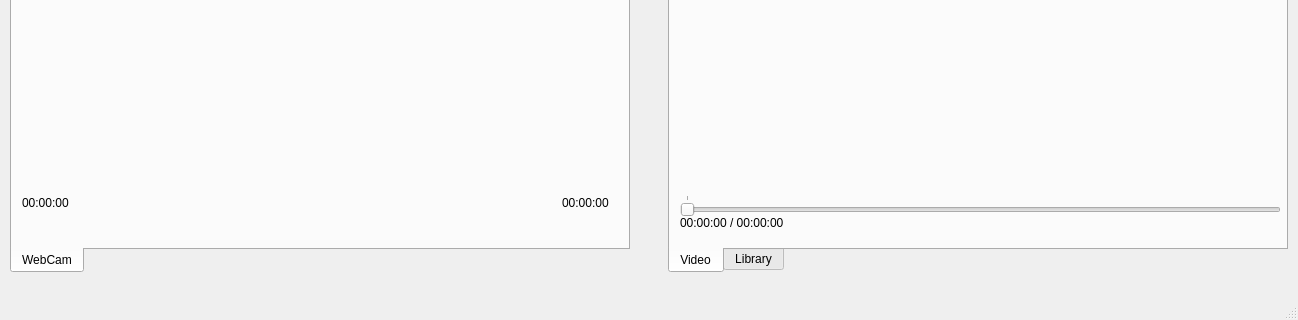
Before: the Qt Designer form mainwindow.ui in ivanignatiev/multimedia, drawn with Qt 5; both pictures show x 0 to 1298 and y 450 to 770 of the 1298 by 770 pixel window.
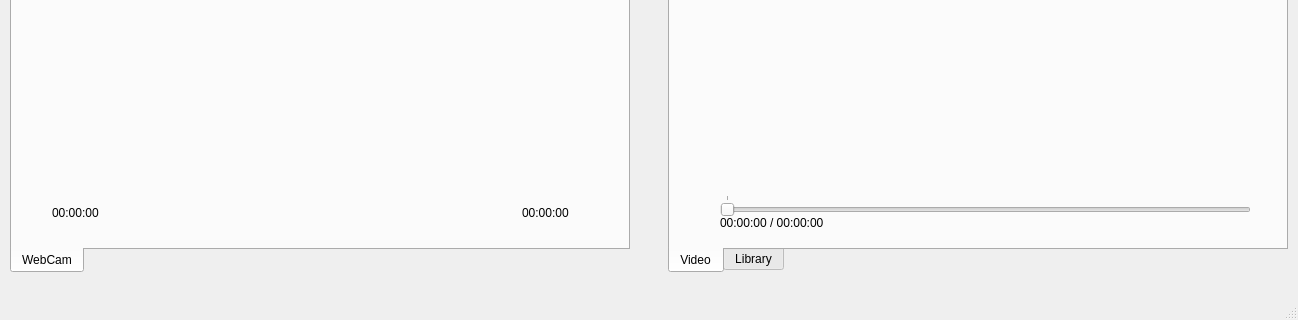
After: the same form once the commit is applied.

The edit to the form file:
```diff
--- a/mainwindow.ui
+++ b/mainwindow.ui
@@ -185,9 +185,9 @@
       <widget class="QWidget" name="verticalLayoutWidget">
        <property name="geometry">
         <rect>
-         <x>10</x>
-         <y>10</y>
-         <width>601</width>
+         <x>40</x>
+         <y>20</y>
+         <width>531</width>
          <height>481</height>
         </rect>
        </property>
@@ -196,8 +196,8 @@
       <widget class="QLabel" name="label_RecordedTime">
        <property name="geometry">
         <rect>
-         <x>10</x>
-         <y>500</y>
+         <x>40</x>
+         <y>510</y>
          <width>57</width>
          <height>15</height>
         </rect>
@@ -209,8 +209,8 @@
       <widget class="QLabel" name="label_InBuffer">
        <property name="geometry">
         <rect>
-         <x>550</x>
-         <y>500</y>
+         <x>510</x>
+         <y>510</y>
          <width>57</width>
          <height>15</height>
         </rect>
@@ -222,9 +222,9 @@
       <widget class="QLabel" name="label_RecordingFileName">
        <property name="geometry">
         <rect>
-         <x>80</x>
-         <y>500</y>
-         <width>451</width>
+         <x>100</x>
+         <y>510</y>
+         <width>411</width>
          <height>20</height>
         </rect>
        </property>
@@ -388,9 +388,9 @@
       <widget class="QWidget" name="verticalLayoutWidget_3">
        <property name="geometry">
         <rect>
-         <x>10</x>
-         <y>10</y>
-         <width>601</width>
+         <x>50</x>
+         <y>20</y>
+         <width>531</width>
          <height>481</height>
         </rect>
        </property>
@@ -399,7 +399,7 @@
       <widget class="QLabel" name="label_TimePlayed">
        <property name="geometry">
         <rect>
-         <x>10</x>
+         <x>50</x>
          <y>520</y>
          <width>181</width>
          <height>16</height>
@@ -412,10 +412,10 @@
       <widget class="QLabel" name="label_PlayingFileName">
        <property name="geometry">
         <rect>
-         <x>140</x>
+         <x>200</x>
          <y>520</y>
-         <width>471</width>
-         <height>16</height>
+         <width>381</width>
+         <height>20</height>
         </rect>
        </property>
        <property name="layoutDirection">
@@ -431,9 +431,9 @@
       <widget class="QSlider" name="slider_VideoPlayer">
        <property name="geometry">
         <rect>
-         <x>10</x>
+         <x>50</x>
          <y>500</y>
-         <width>601</width>
+         <width>531</width>
          <height>21</height>
         </rect>
        </property>
```
Left out of the diff: 44 changed lines with no effect on the pictures.
